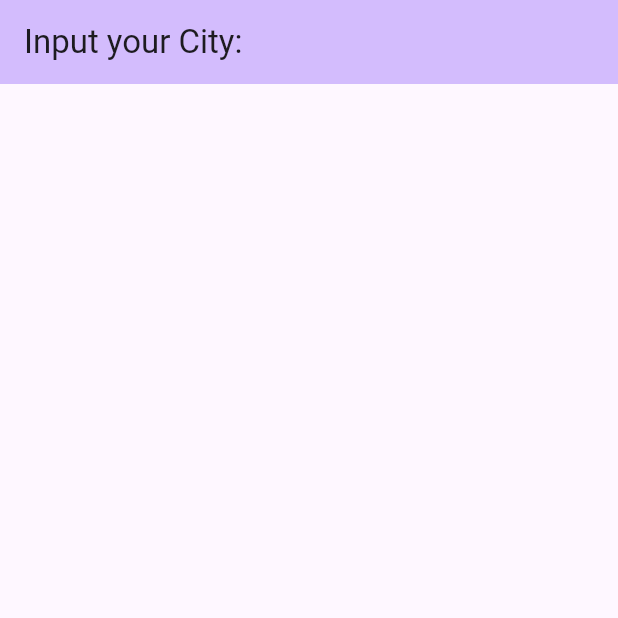
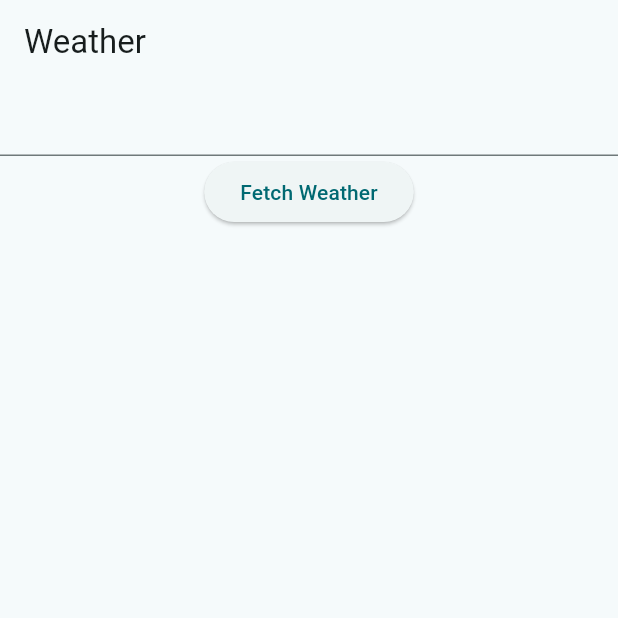
Before and after one commit to JonMize/weather_info_app, a Flutter app: the screen it shows after launch, on a phone screen of 412 x 824 dp, the top half of it. Run offline on Flutter 3.47's test engine with Material 3 defaults, Android fonts, the phone set to English and light mode, and no system bars.

Commit message:
Basic UI with input field and button

```diff
--- a/lib/main.dart
+++ b/lib/main.dart
@@ -1,5 +1,4 @@
 import 'package:flutter/material.dart';
-import 'dart:io';
 
 void main() {
   runApp(const MyApp());
@@ -11,12 +10,13 @@ class MyApp extends StatelessWidget {
   @override
   Widget build(BuildContext context) {
     return MaterialApp(
-      title: 'Flutter Demo',
+      title: 'Weather',
       theme: ThemeData(
-        colorScheme: ColorScheme.fromSeed(seedColor: Colors.deepPurple),
+        colorScheme: ColorScheme.fromSeed(
+            seedColor: const Color.fromARGB(255, 27, 236, 255)),
         useMaterial3: true,
       ),
-      home: const MyHomePage(title: 'Flutter Demo Home Page'),
+      home: const MyHomePage(title: 'Weather Home'),
     );
   }
 }
@@ -31,21 +31,65 @@ class MyHomePage extends StatefulWidget {
 }
 
 class _MyHomePageState extends State<MyHomePage> {
+  late TextEditingController _controller;
+  String city = '';
+  @override
+  void initState() {
+    super.initState();
+    _controller = TextEditingController();
+  }
+
+  @override
+  void dispose() {
+    _controller.dispose();
+    super.dispose();
+  }
+
   @override
   Widget build(BuildContext context) {
     return Scaffold(
       appBar: AppBar(
-        backgroundColor: Theme.of(context).colorScheme.inversePrimary,
-        title: Text("Input your City:"),
+        title: const Text('Weather'),
       ),
-      body: Center(
-        child: Column(
-          mainAxisAlignment: MainAxisAlignment.center,
-          children: <Widget>[
-            //children widgets here
-          ],
-        ),
+      body: Column(
+        children: <Widget>[
+          TextField(
+            controller: _controller,
+            onSubmitted: (String value) {
+              city = value;
+            },
+          ),
+          ElevatedButton(
+            child: const Text('Fetch Weather'),
+            onPressed: () {
+              Navigator.push(
+                context,
+                MaterialPageRoute(builder: (context) => const SecondRoute()),
+              );
+            },
+          ),
+        ],
       ),
     );
   }
 }
+
+class SecondRoute extends StatelessWidget {
+  const SecondRoute({super.key});
+
+  @override
+  Widget build(BuildContext context) {
+    return Scaffold(
+      appBar: AppBar(
+        title: const Text('Second Route'),
+      ),
+      body: Column(
+        children: <Widget>[
+          Text('City'),
+          Text('Temperature'),
+          Text('Weather'),
+        ],
+      ),
+    );
+  }
+}
```
